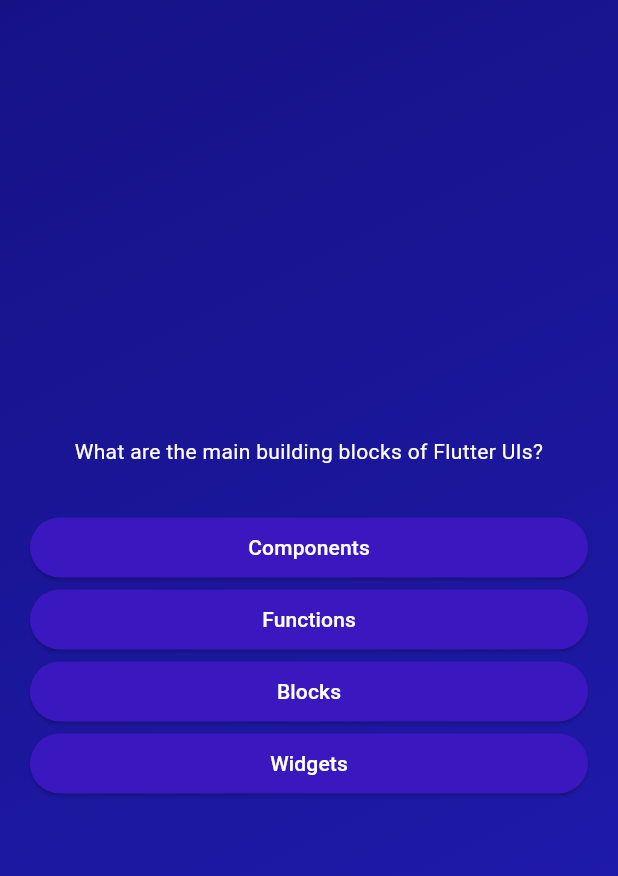
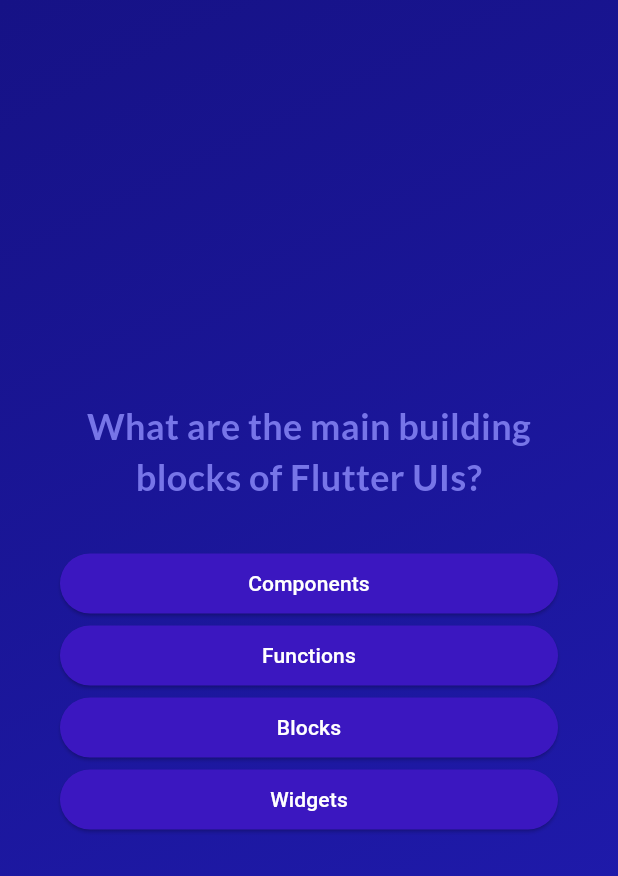
Before and after one commit to KhanhLy1202/flutter_projects, a Flutter app: the screen it shows after launch, after a tap on "Start Quiz", on a phone screen of 412 x 824 dp. Shown: the top 876 px of the screen. Run offline on Flutter 3.47's test engine with Material 3 defaults, Android fonts, the phone set to English and light mode, and no system bars; our stand-ins replace google_fonts.

Commit message:
adv_basic2

```diff
--- a/adv_basics/lib/answer_button.dart
+++ b/adv_basics/lib/answer_button.dart
@@ -29,6 +29,7 @@ class AnswerButton extends StatelessWidget {
       ),
       child: Text(
         answerText,
+        textAlign: TextAlign.center,
       ),
     );
   }
--- a/adv_basics/lib/questions_screen.dart
+++ b/adv_basics/lib/questions_screen.dart
@@ -1,13 +1,18 @@
-import 'package:adv_basics/models/quiz_question.dart';
 import 'package:flutter/material.dart';
 import 'package:adv_basics/answer_button.dart';
 import 'package:adv_basics/data/questions.dart';
+import 'package:google_fonts/google_fonts.dart';
 
 class QuestionsScreen extends StatefulWidget {
-  const QuestionsScreen({super.key});
+  const QuestionsScreen({
+    super.key,
+    required this.onSelectAnswers,
+  });
+
+  final void Function(String answer) onSelectAnswers;
 
   @override
-  State<StatefulWidget> createState() {
+  State<QuestionsScreen> createState() {
     return _QuestionsScreenState();
   }
 }
@@ -15,38 +20,43 @@ class QuestionsScreen extends StatefulWidget {
 class _QuestionsScreenState extends State<QuestionsScreen> {
   var currentQuestionIndex = 0;
 
-  void answerQuestion() {
-    currentQuestionIndex = currentQuestionIndex + 1;
+  void answerQuestion(String selectedAnswer) {
+    widget.onSelectAnswers(selectedAnswer);
+    setState(() {
+      currentQuestionIndex++;
+    });
   }
 
   @override
-  Widget build(BuildContext context) {
-    final currentQuestion = questions[0];
+  Widget build(context) {
+    final currentQuestion = questions[currentQuestionIndex];
+
     return SizedBox(
       width: double.infinity,
       child: Container(
-        padding: EdgeInsets.all(20),
+        padding: EdgeInsets.all(40),
         child: Column(
           mainAxisAlignment: MainAxisAlignment.center,
           crossAxisAlignment: CrossAxisAlignment.stretch,
           children: [
             Text(
               currentQuestion.text,
-              style: TextStyle(
-                color: Colors.white,
-                fontSize: 14,
+              style: GoogleFonts.lato(
+                color: const Color.fromARGB(255, 119, 117, 232),
+                fontSize: 24,
+                fontWeight: FontWeight.bold,
               ),
               textAlign: TextAlign.center,
             ),
             const SizedBox(height: 30),
-            ...currentQuestion.getShuffledAnswers().map(
-              (item) {
-                return AnswerButton(
-                  answerText: item,
-                  onTab: () {},
-                );
-              },
-            ),
+            ...currentQuestion.getShuffledAnswers().map((answer) {
+              return AnswerButton(
+                answerText: answer,
+                onTab: () {
+                  answerQuestion(answer);
+                },
+              );
+            }),
           ],
         ),
       ),
--- a/adv_basics/lib/quiz.dart
+++ b/adv_basics/lib/quiz.dart
@@ -1,3 +1,5 @@
+import 'package:adv_basics/data/questions.dart';
+import 'package:adv_basics/results_screen.dart';
 import 'package:flutter/material.dart';
 import 'package:adv_basics/questions_screen.dart';
 import 'package:adv_basics/start_screen.dart';
@@ -12,10 +14,28 @@ class Quiz extends StatefulWidget {
 }
 
 class _QuizState extends State<Quiz> {
+  List<String> selectedAnswers = [];
   var activeScreen = 'start-screen';
 
   void swicthScreen() {
     setState(() {
+      activeScreen = 'question-screen';
+    });
+  }
+
+  void chooseAnswer(String answer) {
+    selectedAnswers.add(answer);
+
+    if (selectedAnswers.length == questions.length) {
+      setState(() {
+        activeScreen = 'question-screen';
+      });
+    }
+  }
+
+  void restartQuiz() {
+    setState(() {
+      selectedAnswers = [];
       activeScreen = 'question-screen';
     });
   }
@@ -25,7 +45,16 @@ class _QuizState extends State<Quiz> {
     Widget screenWidget = StartScreen(swicthScreen);
 
     if (activeScreen == 'question-screen') {
-      screenWidget = QuestionsScreen();
+      screenWidget = QuestionsScreen(
+        onSelectAnswers: chooseAnswer,
+      );
+    }
+
+    if (activeScreen == 'results-screen') {
+      screenWidget = ResultsScreen(
+        chosenAnswers: selectedAnswers,
+        onRestart: restartQuiz,
+      );
     }
 
     return MaterialApp(
--- a/adv_basics/lib/start_screen.dart
+++ b/adv_basics/lib/start_screen.dart
@@ -1,4 +1,5 @@
 import 'package:flutter/material.dart';
+import 'package:google_fonts/google_fonts.dart';
 
 class StartScreen extends StatelessWidget {
   const StartScreen(this.startQuiz, {super.key});
@@ -24,16 +25,22 @@ class StartScreen extends StatelessWidget {
           //   ),
           // ),
           const SizedBox(height: 50),
-          const Text(
+          Text(
             'Learn Flutter the fun way!',
-            style: TextStyle(
+            style: GoogleFonts.lato(
               fontSize: 24,
               color: Colors.white,
             ),
           ),
           const SizedBox(height: 40),
           Container(
-            decoration: BoxDecoration(boxShadow: [BoxShadow(color: Colors.black.withOpacity(0.3), blurRadius: 8, offset: Offset(2, 4))]),
+            decoration: BoxDecoration(boxShadow: [
+              BoxShadow(
+                color: const Color.fromARGB(75, 0, 0, 0),
+                blurRadius: 8,
+                offset: Offset(2, 4),
+              )
+            ]),
             child: OutlinedButton.icon(
               onPressed: startQuiz,
               style: OutlinedButton.styleFrom(
--- a/adv_basics/pubspec.yaml
+++ b/adv_basics/pubspec.yaml
@@ -34,6 +34,7 @@ dependencies:
   # The following adds the Cupertino Icons font to your application.
   # Use with the CupertinoIcons class for iOS style icons.
   cupertino_icons: ^1.0.8
+  google_fonts: ^6.2.1
 
 dev_dependencies:
   flutter_test:
```
Also changed, not shown: adv_basics/lib/question_summer/question_identifier.dart (added, +35 -0 lines), adv_basics/lib/question_summer/question_summary.dart (added, +24 -0 lines), adv_basics/lib/question_summer/summary_item.dart (added, +58 -0 lines), adv_basics/lib/results_screen.dart (added, +86 -0 lines), adv_basics/pubspec.lock, 10 other files.
